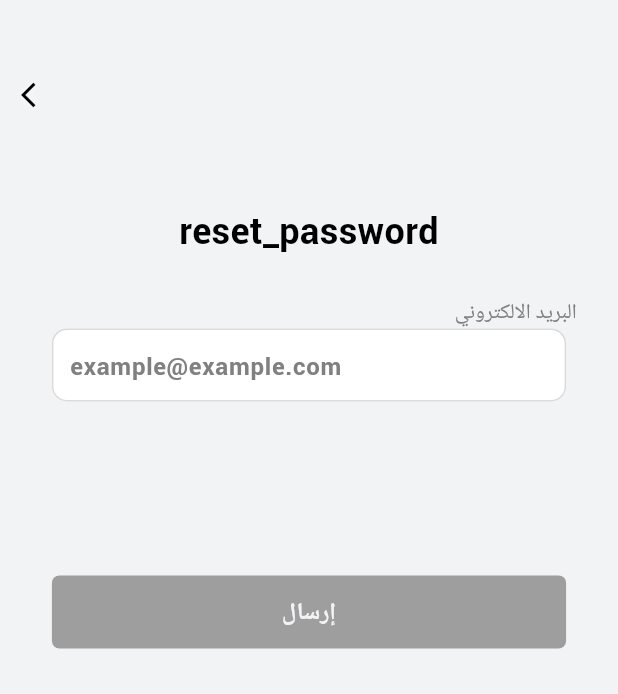
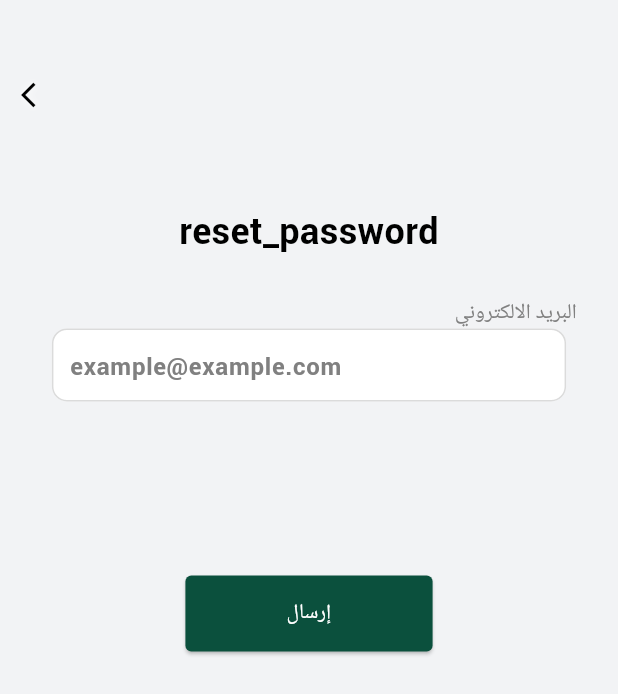
Before and after one commit to Abdelelah-PAL/sahifaty, a Flutter app: the ForgotPasswordScreen screen opened directly, on a phone screen of 412 x 824 dp. Shown: the top 694 px of the screen. Run offline on Flutter 3.47's test engine with Material 3 defaults, Android fonts, the phone set to English and light mode, and no system bars; our stand-ins replace fl_chart, fluttertoast, get, shared_preferences; missing offline and left inert: pie_chart_3d, quran; accounts and stored records are empty.

Commit message:
working on authentication screens

```diff
--- a/lib/main.dart
+++ b/lib/main.dart
@@ -7,7 +7,6 @@ import 'package:sahifaty/providers/general_provider.dart';
 import 'package:sahifaty/providers/users_provider.dart';
 import 'package:sahifaty/screens/authentication_screens/sign_up_screen.dart';
 
-import 'screens/welcome_screen/welcome_screen.dart';
 
 Future<void> main() async {
   WidgetsFlutterBinding.ensureInitialized();
--- a/lib/models/user.dart
+++ b/lib/models/user.dart
@@ -1,16 +1,14 @@
 class User {
   int? id;
   String username;
-  String login;
-  String email;
+  String? email;
   String? password;
   int? roleNum;
 
   User({
     this.id,
     required this.username,
-    required this.login,
-    required this.email,
+    this.email,
     this.password,
     this.roleNum,
   });
@@ -19,7 +17,6 @@ class User {
     return User(
         id: json['id'],
         username: json['username'],
-        login: json['login'],
         email: json['email'],
         password: json['password'],
         roleNum: json['roleNum']);
@@ -29,7 +26,6 @@ class User {
     return {
       'id': id,
       'username': username,
-      'login': login,
       'email': email,
       'password': password,
       'roleNum': roleNum,
--- a/lib/screens/authentication_screens/forget_password_screen.dart
+++ b/lib/screens/authentication_screens/forget_password_screen.dart
@@ -6,8 +6,8 @@ import '../../core/constants/colors.dart';
 import '../../core/utils/size_config.dart';
 import '../../providers/users_provider.dart';
 import '../widgets/custom_back_button.dart';
+import '../widgets/custom_button.dart';
 import '../widgets/custom_text.dart';
-import 'widgets/custom_auth_btn.dart';
 import 'widgets/custom_auth_textfield.dart';
 import 'widgets/custom_auth_textfield_header.dart';
 
@@ -15,10 +15,10 @@ class ForgotPasswordScreen extends StatefulWidget {
   const ForgotPasswordScreen({super.key});
 
   @override
-  _ForgotPasswordScreenState createState() => _ForgotPasswordScreenState();
+  ForgotPasswordScreenState createState() => ForgotPasswordScreenState();
 }
 
-class _ForgotPasswordScreenState extends State<ForgotPasswordScreen> {
+class ForgotPasswordScreenState extends State<ForgotPasswordScreen> {
   @override
   Widget build(BuildContext context) {
     // return Scaffold(
@@ -93,9 +93,11 @@ class _ForgotPasswordScreenState extends State<ForgotPasswordScreen> {
                   null,
                 ),
                 SizeConfig.customSizedBox(null, 15, null),
-                CustomAuthBtn(
+                CustomButton(
                     text: "إرسال",
-                    onTap: () async {
+                    width: SizeConfig.getProportionalWidth(150),
+                    height: SizeConfig.getProportionalHeight(50),
+                    onPressed: () async {
                       if (UsersController()
                           .forgotPasswordEmailController
                           .text
--- a/lib/screens/authentication_screens/widgets/custom_auth_btn.dart
+++ /dev/null
@@ -1,35 +0,0 @@
-import 'package:flutter/material.dart';
-import '../../../core/constants/colors.dart';
-import '../../../core/constants/fonts.dart';
-import '../../../core/utils/size_config.dart';
-
-class CustomAuthBtn extends StatelessWidget {
-  const CustomAuthBtn({super.key, required this.onTap, required this.text});
-
-  final VoidCallback? onTap;
-  final String text;
-
-  @override
-  Widget build(BuildContext context) {
-    return GestureDetector(
-      onTap: onTap,
-      child: Container(
-        height: SizeConfig.getProportionalHeight(48),
-        width: SizeConfig.getProportionalWidth(312),
-        decoration: BoxDecoration(
-            borderRadius: BorderRadius.circular(5),
-            color: Colors.grey),
-        child: Center(
-          child: Text(
-            text,
-            style: TextStyle(
-                fontWeight: FontWeight.w600, // Semi-bold weight
-                fontSize: 16,
-                fontFamily: AppFonts.primaryFont,
-                color: AppColors.backgroundColor),
-          ),
-        ),
-      ),
-    );
-  }
-}
--- a/lib/screens/quran_view/index_page.dart
+++ b/lib/screens/quran_view/index_page.dart
@@ -7,7 +7,7 @@ import '../../core/constants/fonts.dart';
 import '../../core/utils/size_config.dart';
 
 class IndexPage extends StatefulWidget {
-  IndexPage({super.key});
+  const IndexPage({super.key});
 
   @override
   State<IndexPage> createState() => _IndexPageState();
```
Also changed, not shown: lib/controllers/users_controller.dart (+43 -26 lines), lib/providers/users_provider.dart (+37 -10 lines), lib/screens/authentication_screens/login_screen.dart (+45 -39 lines), lib/screens/authentication_screens/sign_up_screen.dart (+62 -8 lines), lib/services/sahifaty_api.dart (+6 -6 lines), lib/services/users_services.dart (+39 -24 lines).
